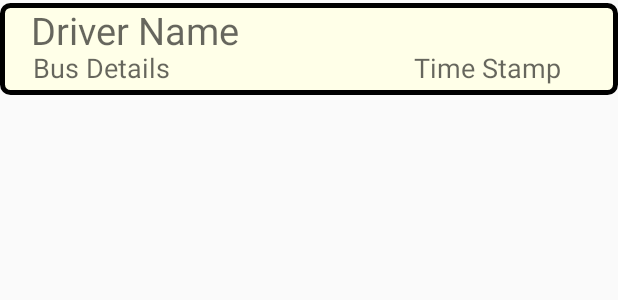
After one commit to PratikBhangale/Hacathon59_bytecode_velocity, an Android app: the layout user_layout.xml on its own in the app's theme, with its tools: preview values and no code run, on a phone screen of 412 x 824 dp. The commit adds this screen. Shown: the top 300 px of the screen. Run offline under Robolectric (Android 15) with nearby library versions, the phone set to English and light mode, and no system bars.

Commit message:
User List Update

```diff
--- a/app/build.gradle
+++ b/app/build.gradle
@@ -29,6 +29,7 @@ dependencies {
     implementation 'androidx.drawerlayout:drawerlayout:1.1.0'
     implementation 'com.google.firebase:firebase-functions:19.0.2'
     implementation 'com.firebaseui:firebase-ui-firestore:6.2.1'
+    implementation 'org.jetbrains:annotations-java5:15.0'
     testImplementation 'junit:junit:4.13'
     androidTestImplementation 'androidx.test.ext:junit:1.1.1'
     androidTestImplementation 'androidx.test.espresso:espresso-core:3.2.0'
--- a/app/src/main/java/com/example/hacathonbeta/driver/DriverLogin.java
+++ b/app/src/main/java/com/example/hacathonbeta/driver/DriverLogin.java
@@ -78,9 +78,10 @@ public class DriverLogin extends AppCompatActivity {
             public void onComplete(@NonNull Task<AuthResult> task) {
                 if(task.isSuccessful()){
                     bar1.setVisibility(View.INVISIBLE);
-
                     gotohome();
                     Toast.makeText(DriverLogin.this, "You have successfully logged in.", Toast.LENGTH_SHORT).show();
+
+
                 }
                 else{
                     Toast.makeText(DriverLogin.this, "Unable to log you in.", Toast.LENGTH_SHORT).show();
--- a/app/src/main/java/com/example/hacathonbeta/student/StudentLogin.java
+++ b/app/src/main/java/com/example/hacathonbeta/student/StudentLogin.java
@@ -1,10 +1,13 @@
 package com.example.hacathonbeta.student;
 
 import androidx.annotation.NonNull;
+import androidx.annotation.Nullable;
 import androidx.appcompat.app.AppCompatActivity;
 
+import android.content.Context;
 import android.content.Intent;
 import android.os.Bundle;
+import android.util.AttributeSet;
 import android.util.Patterns;
 import android.view.View;
 import android.widget.Button;
--- /dev/null
+++ b/app/src/main/res/drawable/rounded_layout.xml
@@ -0,0 +1,18 @@
+<?xml version="1.0" encoding="utf-8"?>
+<shape xmlns:android="http://schemas.android.com/apk/res/android">
+<solid android:color="#FFFFE8"/>
+
+<stroke android:width="3dp"
+    android:color="#ff000000"
+    />
+
+<padding android:left="1dp"
+    android:top="1dp"
+    android:right="1dp"
+    android:bottom="1dp"
+    />
+
+
+<corners android:bottomRightRadius="5dp" android:bottomLeftRadius="5dp"
+    android:topLeftRadius="5dp" android:topRightRadius="5dp"/>
+</shape>
--- /dev/null
+++ b/app/src/main/res/layout/user_layout.xml
@@ -0,0 +1,45 @@
+<?xml version="1.0" encoding="utf-8"?>
+<RelativeLayout android:layout_height="wrap_content"
+    android:layout_width="match_parent"
+    xmlns:android="http://schemas.android.com/apk/res/android"
+    android:background="@drawable/rounded_layout"
+    android:layout_marginTop="2dp">
+
+    <TextView
+        android:id="@+id/driver_name"
+        android:layout_width="match_parent"
+        android:layout_height="30dp"
+        android:paddingHorizontal="20dp"
+        android:textSize="25sp"
+        android:hint="Driver Name"
+        />
+
+    <TextView
+        android:id="@+id/driver_busid"
+        android:layout_width="221dp"
+        android:layout_height="wrap_content"
+        android:layout_below="@+id/driver_name"
+        android:layout_alignParentStart="true"
+        android:layout_marginStart="1dp"
+        android:layout_marginTop="0dp"
+        android:layout_marginEnd="0dp"
+        android:layout_marginBottom="5dp"
+        android:layout_toStartOf="@+id/time_stamp"
+        android:hint="Bus Details"
+        android:paddingHorizontal="20dp"
+        android:textSize="18sp" />
+
+    <TextView
+        android:id="@+id/time_stamp"
+        android:layout_width="155dp"
+        android:layout_height="wrap_content"
+        android:layout_below="@+id/driver_name"
+        android:layout_alignParentEnd="true"
+        android:layout_marginTop="0dp"
+        android:layout_marginEnd="0dp"
+        android:layout_marginBottom="5dp"
+        android:hint="Time Stamp"
+        android:paddingHorizontal="20dp"
+        android:textSize="18sp" />
+
+</RelativeLayout>
```
Also changed, not shown: app/src/main/AndroidManifest.xml (+4 -3 lines), app/src/main/java/com/example/hacathonbeta/driver/DriverHome.java (+10 -1 lines), app/src/main/java/com/example/hacathonbeta/driver/driver_list/Driver.java (added, +45 -0 lines), app/src/main/java/com/example/hacathonbeta/driver/driver_list/DriverListAdapter.java (added, +47 -0 lines), app/src/main/java/com/example/hacathonbeta/driver/driver_list/UserListActivity.java (added, +58 -0 lines), app/src/main/java/com/example/hacathonbeta/student/EditStudentProfile.java (+4 -5 lines), app/src/main/res/layout/activity_driver_home.xml (+12 -2 lines), app/src/main/res/layout/activity_user_list.xml (added, +14 -0 lines), app/src/main/res/values/strings.xml (+46 -0 lines).
